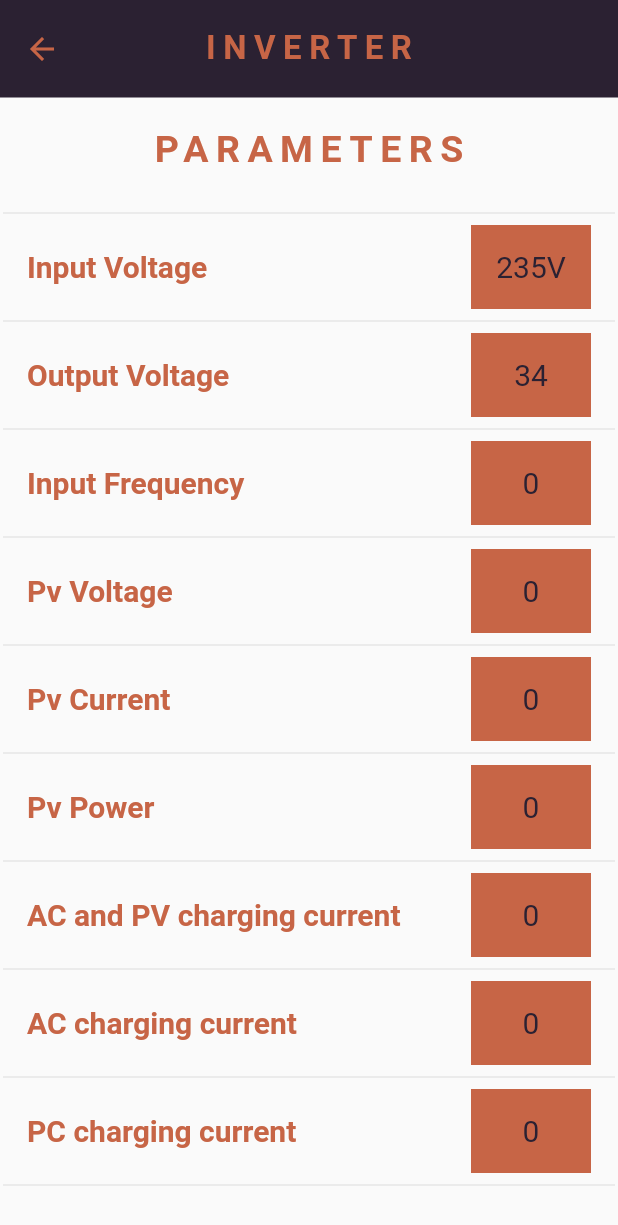
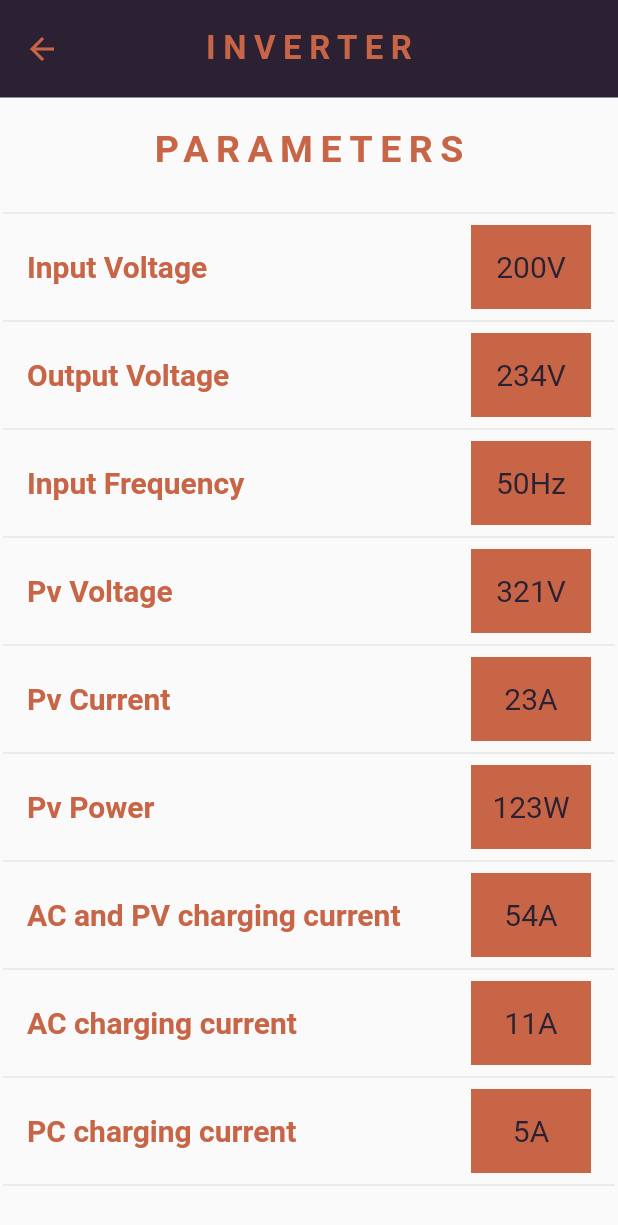
Before and after one commit to vincentmworia/flutter-cbesapp, a Flutter app: the InverterScreen screen opened by its route, on a phone screen of 412 x 824 dp. Shown: the top 1225 px of the screen. Run offline on Flutter 3.47's test engine with Material 2 defaults, Android fonts, the phone set to English and light mode, and no system bars.

Commit message:
inverter screen progress

```diff
--- a/lib/screens/inverter_screen.dart
+++ b/lib/screens/inverter_screen.dart
@@ -22,7 +22,8 @@ class InverterScreen extends StatelessWidget {
         ),
       );
 
-  Widget _groupParameters(BuildContext context, String title, List list) => Column(
+  Widget _groupParameters(BuildContext context, String title, List list) =>
+      Column(
         children: [
           _titleText(context, title),
           ...(list.map((e) => InverterScreenItem(e as Map)).toList()),
@@ -30,29 +31,53 @@ class InverterScreen extends StatelessWidget {
         ],
       );
 
+  Widget _groupAdditionalInfo(
+          BuildContext context, String title, String code) =>
+      Column(
+        children: [
+          _titleText(context, title),
+          Text(code,
+              style: TextStyle(
+                fontSize: 20.0,
+                color: Theme.of(context).colorScheme.primary,
+              )),
+        ],
+      );
+
   @override
   Widget build(BuildContext context) {
-    final mainDataList = [];
-    // final operatorDataList = [];
-    // final standbyModeDataList = [];
-    // final faultModeDataList = [];
-    // final lineModeDataList = [];
-    // final batteryModeDataList = [];
+    List<Map> mainDataList = [];
+    late String faultCode;
+    late String warningCode;
 
-    inverterDataMain.forEach((key, value) {
-      if (key == "input_voltage" ||
-          key == "output_voltage" ||
-          key == "input_frequency" ||
-          key == "pv_voltage" ||
-          key == "pv_current" ||
-          key == "pv_power" ||
-          key == "ac_and_pv_charging_current" ||
-          key == "ac_charging_current" ||
-          key == "pv_charging_current") {
-        mainDataList.add({key: value});
+    // inverterDataMain.forEach((key, value) {
+    //   if (key == "input_voltage" ||
+    //       key == "output_voltage" ||
+    //       key == "input_frequency" ||
+    //       key == "pv_voltage" ||
+    //       key == "pv_current" ||
+    //       key == "pv_power" ||
+    //       key == "ac_and_pv_charging_current" ||
+    //       key == "ac_charging_current" ||
+    //       key == "pv_charging_current") {
+    //     mainDataList.add({key: value});
+    //   }
+    //   if (key == "fault_reference_code") {
+    //     faultCode = value;
+    //   }
+    //   if (key == "warning_indicator") {
+    //     warningCode = value;
+    //   }
+    // });
+
+    // print(useInverterData);
+    useInverterData.forEach((key, value) {
+      if (key == "main_data") {
+        (value as Map).forEach((k, val) {
+          mainDataList.add({k: val });
+        });
       }
     });
-
     print(mainDataList);
     return SafeArea(
       child: Scaffold(
@@ -69,10 +94,15 @@ class InverterScreen extends StatelessWidget {
               child: Column(
                 children: [
                   _groupParameters(context, "PARAMETERS", mainDataList),
-
-                  const SizedBox(
-                    height: 20,
-                  )
+                  // _groupAdditionalInfo(
+                  //     context, "FAULT - $faultCode", faultReferenceCode(faultCode)),
+                  // const Divider(),
+                  // _groupAdditionalInfo(
+                  //     context, "WARNING - $warningCode", warningIndicator(warningCode)),
+                  // const Divider(),
+                  // const SizedBox(
+                  //   height: 20,
+                  // )
                 ],
               ),
             ),
--- a/lib/utilities/inverter_api.dart
+++ b/lib/utilities/inverter_api.dart
@@ -1,12 +1,3 @@
-import 'dart:convert';
-/*
-
-D:\PROJECTS\python\cbes
-
-python inverter_mqtt.py
-
-*/
-
 final Map inverterData = {
   "main_data": {
     "input_voltage": "230V",
@@ -85,54 +76,57 @@ power from battery and /or PV power.*/
 String faultReferenceCode(String code) {
   var faultEvent = "null";
   switch (code) {
-    case "F01":
+    case "f00":
+      faultEvent = "-" * 5;
+      break;
+    case "f01":
       faultEvent = "Fan is locked when inverter is off.";
       break;
-    case "F02":
+    case "f02":
       faultEvent = "Over temperature";
       break;
-    case "F03":
+    case "f03":
       faultEvent = "Battery voltage is too high";
       break;
-    case "F04":
+    case "f04":
       faultEvent = "Battery voltage is too low";
       break;
-    case "F05":
+    case "f05":
       faultEvent = """
       Output short circuited or over temperature is detected by
 internal converter components.""";
       break;
-    case "F06":
+    case "f06":
       faultEvent = "Output voltage is too high";
       break;
-    case "F07":
+    case "f07":
       faultEvent = "Overload time out";
       break;
-    case "F08":
+    case "f08":
       faultEvent = "Bus voltage is too high";
       break;
-    case "F09":
+    case "f09":
       faultEvent = "Bus soft start failed";
       break;
-    case "F51":
+    case "f51":
       faultEvent = "Over current or surge";
       break;
-    case "F52":
+    case "f52":
       faultEvent = "Bus voltage is too low";
       break;
-    case "F53":
+    case "f53":
       faultEvent = "Inverter soft start failed";
       break;
-    case "F55":
+    case "f55":
       faultEvent = "Over DC voltage in AC output";
       break;
-    case "F57":
+    case "f57":
       faultEvent = "Current sensor failed";
       break;
-    case "F58":
+    case "f58":
       faultEvent = "Output voltage is too low";
       break;
-    case "F59":
+    case "f59":
       faultEvent = "PV voltage is over limitation";
       break;
   }
@@ -142,6 +136,9 @@ internal converter components.""";
 String warningIndicator(String code) {
   var warningEvent = "null";
   switch (code) {
+    case "00":
+      warningEvent = "-" * 5;
+      break;
     case "01":
       warningEvent = "Fan is locked when inverter is on.";
       break;
@@ -181,7 +178,7 @@ String warningIndicator(String code) {
 
 String decodeKey(String key) {
   var rawKey = "null";
-  switch (key){
+  switch (key) {
     case "input_voltage":
       rawKey = "Input Voltage";
       break;
@@ -209,6 +206,12 @@ String decodeKey(String key) {
     case "pv_charging_current":
       rawKey = "PC charging current";
       break;
+    case "fault_reference_code":
+      rawKey = "Fault";
+      break;
+    case "Warning":
+      rawKey = "PC charging current";
+      break;
   }
   return rawKey;
 }
@@ -224,7 +227,7 @@ Map inverterDataMain = {
   "ac_charging_current": "0",
   "pv_charging_current": "0",
   "fault_reference_code": "f02",
-  "warning_indicator": "06",
+  "warning_indicator": "07",
   "standby_charging_by_utility_and_pv_energy": "false",
   "standby_charging_by_utility": "false",
   "standby_charging_by_pv_energy": "false",
@@ -243,3 +246,46 @@ Map inverterDataMain = {
   "battery_mode_power_from_battery": "false",
   "battery_mode_power_from_pv_energy": "false",
 };
+
+var useInverterData = {
+  "main_data": {
+    "input_voltage": "200" + "V",
+    "output_voltage": "234" + "V",
+    "input_frequency": "50" + "Hz",
+    "pv_voltage": "321" + "V",
+    "pv_current": "23" + "A",
+    "pv_power": "123" + "W",
+    "ac_and_pv_charging_current": "54" + "A",
+    "ac_charging_current": "11" + "A",
+    "pv_charging_current": "5" + "A",
+  },
+  "fault_reference_code": "f02",
+  "warning_indicator": "07",
+  "operation_modes": {
+    "standby_mode": {
+      "charging_by_utility_and_pv_energy": "false",
+      "charging_by_utility": "false",
+      "charging_by_pv_energy": "false",
+      "no_charging": "false",
+    },
+    "fault_mode": {
+      "charging_by_utility_and_pv_energy": "false",
+      "charging_by_utility": "false",
+      "charging_by_pv_energy": "false",
+      "no_charging": "false",
+    },
+    "line_mode": {
+      "charging_by_utility_and_pv_energy": "false",
+      "charging_by_utility": "false",
+      "solar_energy_not_sufficient": "false",
+      "battery_not_connected": "false",
+      "power_from_utility": "false",
+    },
+    "battery_mode": {
+      "power_from_battery_and_pv_energy": "false",
+      "pv_energy_to_loads_and_charge_battery_no_utility": "false",
+      "power_from_battery": "false",
+      "power_from_pv_energy": "false",
+    },
+  }
+};
--- a/lib/widgets/inverter_screen_item.dart
+++ b/lib/widgets/inverter_screen_item.dart
@@ -11,14 +11,11 @@ class InverterScreenItem extends StatelessWidget {
 
   @override
   Widget build(BuildContext context) {
-    final borderRadius = BorderRadius.circular(10.0);
     return GestureDetector(
       onTap: () => _navigateScreen(context),
       onLongPress: () => _navigateScreen(context),
       child: Column(
-
         children: [
-
           const Divider(),
           ListTile(
             title: Text(
@@ -32,6 +29,7 @@ class InverterScreenItem extends StatelessWidget {
             trailing: Container(
               width: 80,
               height: 80,
+              margin: const EdgeInsets.only(left: 5),
               color: Theme.of(context).colorScheme.secondary,
               child: Center(
                 child: Text(
```
